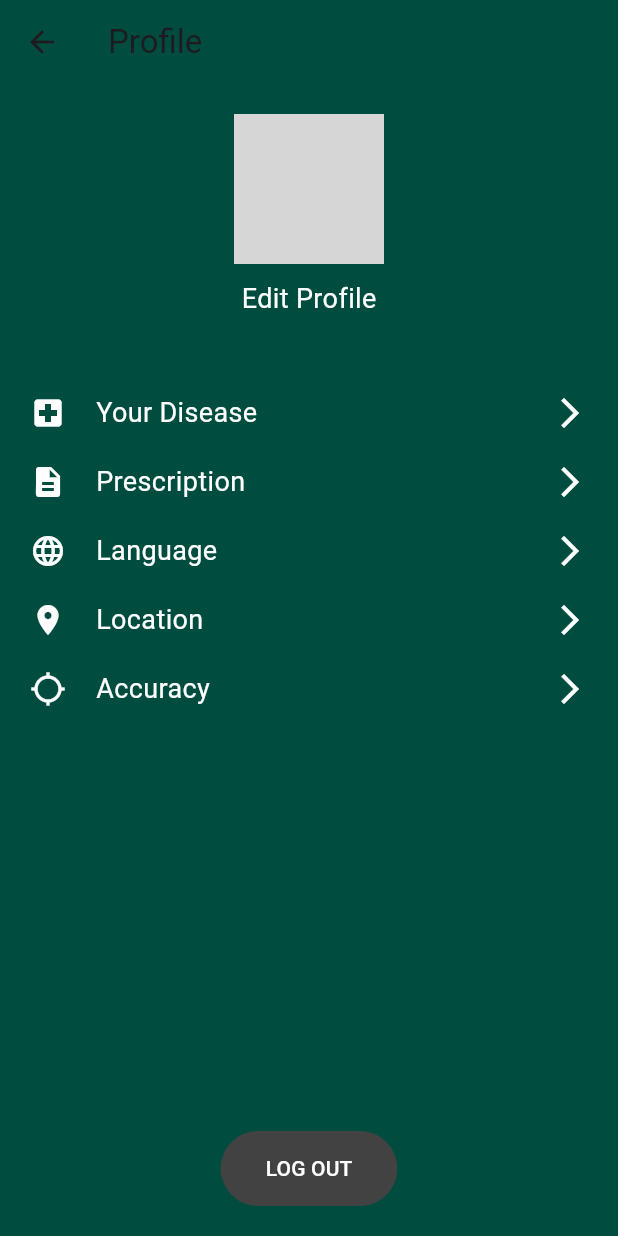
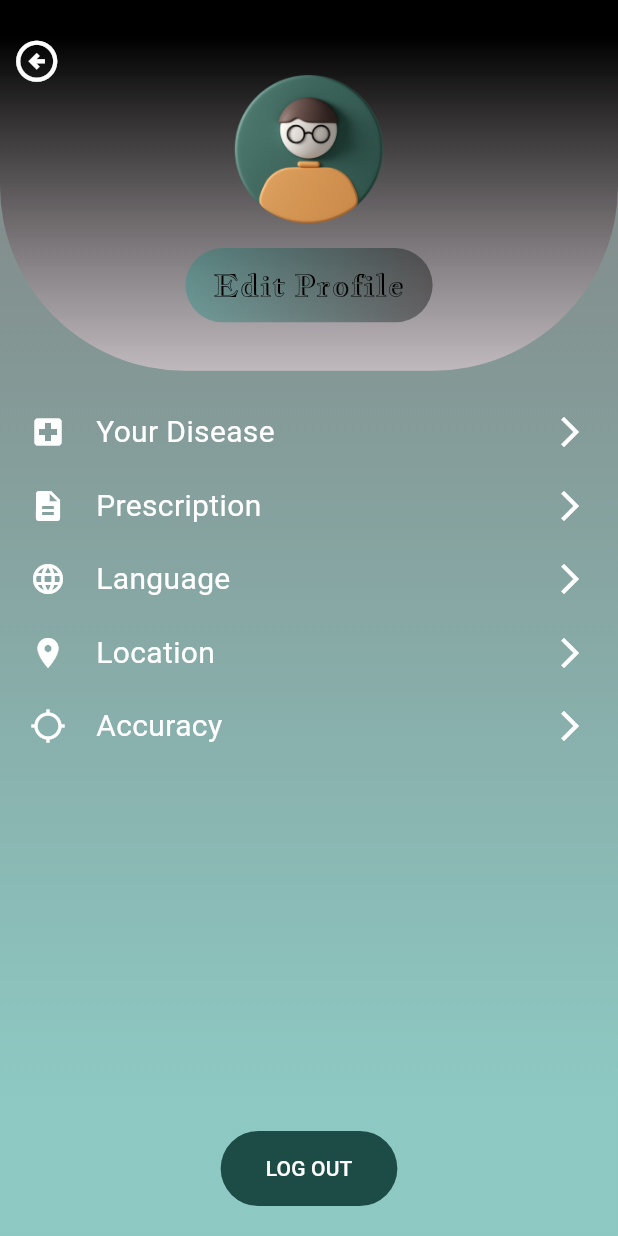
Before and after one commit to ShaikhAyeshaShahid/sdd_design, a Flutter app: the ProfileScreen screen opened directly, on a phone screen of 412 x 824 dp. Run offline on Flutter 3.47's test engine with Material 3 defaults, Android fonts, the phone set to English and light mode, and no system bars; Roboto replaces fonts that are missing (Itim, Itlim); grey boxes are pictures that could not be loaded.

Commit message:
profile screen

```diff
--- a/lib/constants.dart
+++ b/lib/constants.dart
@@ -2,8 +2,8 @@ import 'package:flutter/material.dart';
 
 class GlobalConstants {
   static const LinearGradient backgroundGradient = LinearGradient(
-    begin: Alignment.centerLeft,
-    end: Alignment.centerRight,
+    begin: Alignment.topCenter,
+    end: Alignment.bottomCenter,
     colors: [
       Color.fromRGBO(0, 0, 0, 0.5),
       Color.fromRGBO(29, 147, 135, 0.5),
--- a/lib/main.dart
+++ b/lib/main.dart
@@ -1,4 +1,5 @@
 import 'package:flutter/material.dart';
+import 'package:sdd_design/profile_screen.dart';
 
 import 'community_support_screen.dart';
 
@@ -34,7 +35,8 @@ class MyApp extends StatelessWidget {
         colorScheme: ColorScheme.fromSeed(seedColor: Colors.deepPurple),
         useMaterial3: true,
       ),
-      home: CommunitySupportScreen(),
+      home: ProfileScreen(),
+      // home: CommunitySupportScreen(),
     );
   }
 }
--- a/lib/profile_screen.dart
+++ b/lib/profile_screen.dart
@@ -1,36 +1,75 @@
 import 'package:flutter/material.dart';
+import 'package:sdd_design/size_config.dart';
+import 'package:sdd_design/widgets/appbar.dart';
+
+import 'constants.dart';
 
 class ProfileScreen extends StatelessWidget {
   @override
   Widget build(BuildContext context) {
     return Scaffold(
-      backgroundColor: Colors.teal[900],
-      appBar: AppBar(
-        title: Text('Profile'),
-        backgroundColor: Colors.teal[900],
-        elevation: 0,
+      backgroundColor: Colors.transparent,
+      body: Container(
+        decoration: BoxDecoration(
+          gradient: GlobalConstants.backgroundGradient,
         ),
-      body: Column(
-        children: [
-          SizedBox(height: 20),
-          // Profile section
-          Center(
         child: Column(
           children: [
-                CircleAvatar(
-                  radius: 50,
-                  backgroundImage: AssetImage('assets/profile_avatar.png'),
+            Stack(alignment: Alignment.topCenter, children: [
+              AppBarWidget(
+                title: "",
+                height: 0.3,
               ),
-                SizedBox(height: 10),
-                Text(
-                  'Edit Profile',
-                  style: TextStyle(color: Colors.white, fontSize: 18),
+              Positioned(
+                top: 50,
+                child: Column(
+                  children: [
+                    Image.asset(
+                      alignment: Alignment.bottomCenter,
+                      "assets/images/edit_picture.png",
+                      scale: SizeConfig.width(context, 0.004),
                     ),
+                    SizedBox(
+                      height: SizeConfig.height(context, 0.02),
+                    ),
+                    Container(
+                      alignment: Alignment.center,
+                      height: SizeConfig.height(context, 0.06),
+                      width: SizeConfig.width(context, 0.4),
+                      decoration: BoxDecoration(
+                        borderRadius: BorderRadius.circular(
+                          SizeConfig.width(context, 0.1),
+                        ),
+                        gradient: LinearGradient(
+                          begin: Alignment.centerLeft,
+                          // Equivalent to 90deg
+                          end: Alignment.centerRight,
+                          colors: [
+                            Color.fromRGBO(29, 147, 135, 0.39),
+                            // rgba(29, 147, 135, 0.39)
+                            Color.fromRGBO(0, 0, 0, 0.39),
+                            // rgba(0, 0, 0, 0.39)
                           ],
                         ),
                       ),
-          SizedBox(height: 40),
-          // Profile options list
+                      child: Text(
+                        "Edit Profile",
+                        style: TextStyle(
+                            fontSize: SizeConfig.width(context, 0.05),
+                            fontWeight: FontWeight.w400,
+                            color: Colors.black,
+                            fontFamily: "Jacques_Francois_Shadow"),
+                        textAlign: TextAlign.center,
+                      ),
+                    )
+                  ],
+                ),
+              ),
+            ]),
+            SizedBox(
+              height: SizeConfig.height(context, 0.02),
+            ),
+
             Expanded(
               child: ListView(
                 children: [
@@ -47,7 +86,7 @@ class ProfileScreen extends StatelessWidget {
               padding: const EdgeInsets.all(20),
               child: TextButton(
                 style: TextButton.styleFrom(
-                backgroundColor: Colors.grey[800],
+                  backgroundColor: Color(0xff1d4c47),
                   shape: RoundedRectangleBorder(
                     borderRadius: BorderRadius.circular(30),
                   ),
@@ -56,11 +95,12 @@ class ProfileScreen extends StatelessWidget {
                 onPressed: () {},
                 child: Text(
                   'LOG OUT',
-                style: TextStyle(color: Colors.white),
+                  style: TextStyle(color: Colors.white, fontFamily: "Itlim"),
                 ),
               ),
             ),
           ],
+        ),
       ),
     );
   }
@@ -76,7 +116,8 @@ class ProfileScreen extends StatelessWidget {
           Expanded(
             child: Text(
               title,
-              style: TextStyle(color: Colors.white, fontSize: 18),
+              style: TextStyle(
+                  color: Colors.white, fontSize: 20, fontFamily: "Itim"),
             ),
           ),
           Icon(Icons.arrow_forward_ios, color: Colors.white),
--- a/lib/widgets/appbar.dart
+++ b/lib/widgets/appbar.dart
@@ -4,30 +4,29 @@ import 'package:sdd_design/size_config.dart';
 
 class AppBarWidget extends StatelessWidget implements PreferredSizeWidget {
   final String title;
+  final double? height;
 
-  AppBarWidget({required this.title});
+  AppBarWidget({required this.title, this.height});
 
   @override
   Widget build(BuildContext context) {
-    return Stack(
-      children: [
-        Container(
-          alignment: Alignment.center,
-          padding: EdgeInsets.only(top: SizeConfig.height(context, 0.03)),
+    return Container(
       width: SizeConfig.width(context, 1),
-          height: SizeConfig.height(context, 0.15),
+      height: SizeConfig.height(context, height ?? 0.18),
       decoration: BoxDecoration(
         borderRadius: BorderRadius.only(
-              bottomLeft: Radius.circular(SizeConfig.width(context, 0.5)),
-              bottomRight: Radius.circular(SizeConfig.width(context, 0.5)),
+          bottomLeft: Radius.circular(SizeConfig.width(context, 0.3)),
+          bottomRight: Radius.circular(SizeConfig.width(context, 0.3)),
         ),
         gradient: GlobalConstants.appbarGradient,
       ),
-          child: Row(
-            crossAxisAlignment: CrossAxisAlignment.center,
+      child: Column(
+        crossAxisAlignment: CrossAxisAlignment.start,
         mainAxisAlignment: MainAxisAlignment.start,
         children: [
-              SizedBox(width: SizeConfig.width(context, 0.04),),
+          SizedBox(
+            height: SizeConfig.height(context, 0.02),
+          ),
           IconButton(
             onPressed: () {
               Navigator.pop(context);
@@ -38,21 +37,19 @@ class AppBarWidget extends StatelessWidget implements PreferredSizeWidget {
               size: SizeConfig.width(context, 0.08),
             ),
           ),
-              SizedBox(width: SizeConfig.width(context, 0.13),),
-
-              Text(
+          Center(
+            child: Text(
               title,
               style: TextStyle(
-                    fontSize: SizeConfig.width(context, 0.06),
+                  fontSize: SizeConfig.width(context, 0.05),
                   fontWeight: FontWeight.w400,
                   color: Colors.black,
-                    fontFamily: "JacquesFrancoisShadow"),
+                  fontFamily: "Jacques_Francois_Shadow"),
               textAlign: TextAlign.center,
+            ),
           ),
         ],
       ),
-        ),
-      ],
     );
   }
 
--- a/pubspec.yaml
+++ b/pubspec.yaml
@@ -35,6 +35,7 @@ dependencies:
   # The following adds the Cupertino Icons font to your application.
   # Use with the CupertinoIcons class for iOS style icons.
   cupertino_icons: ^1.0.8
+
 
 dev_dependencies:
   flutter_test:
@@ -79,6 +80,10 @@ flutter:
       fonts:
         - asset: assets/fonts/Jacques_Francois_Shadow/JacquesFrancoisShadow-Regular.ttf
           weight: 400
+    - family: Itim
+      fonts:
+        - asset: assets/fonts/Itim/Itim-Regular.ttf
+          weight: 400
 
   #   - family: Trajan Pro
   #     fonts:
```
Also changed, not shown: lib/community_support_screen.dart (+4 -59 lines), assets/images/edit_picture.png (added). Lines whose indentation alone changed are shown as unchanged.
